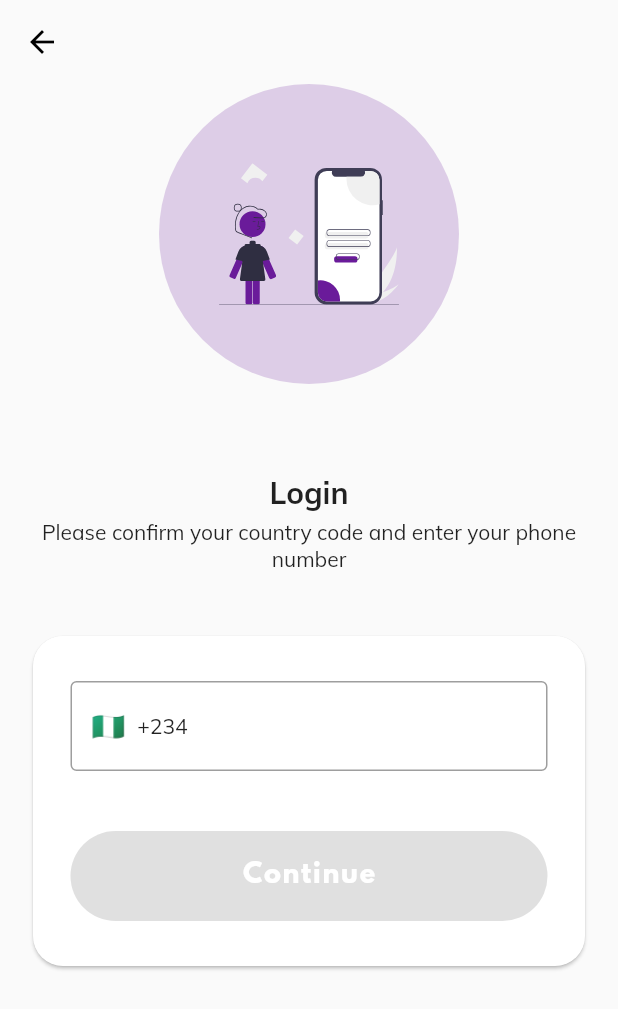
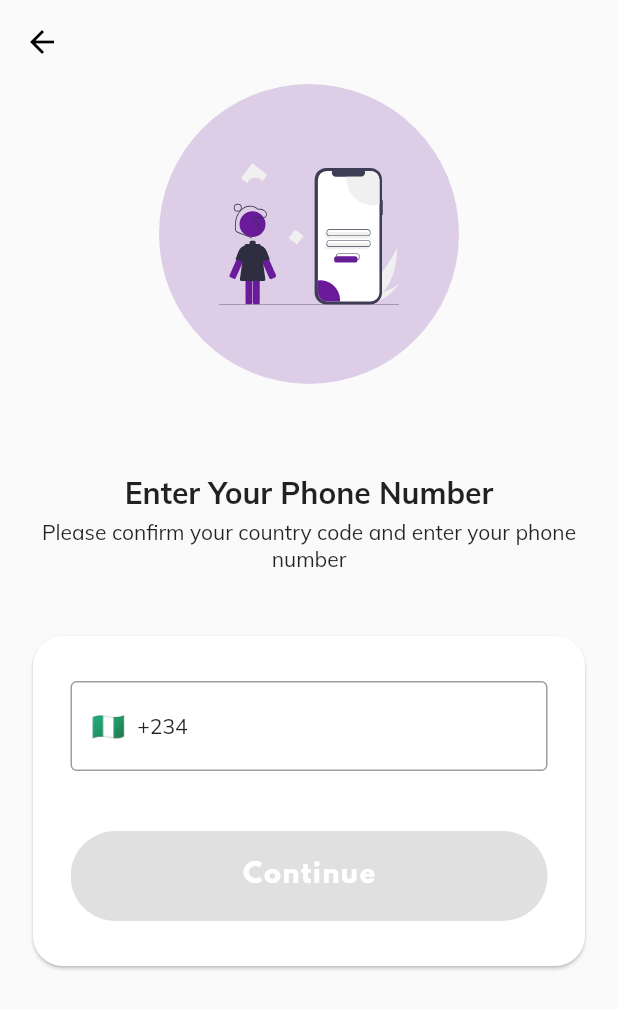
Before and after one commit to Becca-Saka/xchange-dem, a Flutter app: the AuthenticationView screen opened by its route, on a phone screen of 412 x 824 dp. Shown: the top 1009 px of the screen. Run offline on Flutter 3.47's test engine with Material 2 defaults, Android fonts, the phone set to English and light mode, and no system bars; drawn by our look-alikes of intl_phone_field; our stand-ins replace cloud_firestore, connectivity_plus, contacts_service, device_preview, fancy_shimmer_image, firebase_auth and 13 more; missing offline and left inert: agora_rtc_engine, coolicons, flutter_libphonenumber; accounts and stored records are empty; project files that could hold a hidden picture were left out.

Commit message:
authentication flow v1

```diff
--- a/lib/routes/app_pages.dart
+++ b/lib/app/routes/app_pages.dart
@@ -1,4 +1,5 @@
 import 'package:get/get.dart';
+import 'package:xchange/app/middlewares/authentication_middleware.dart';
 import 'package:xchange/barrel.dart';
 import 'package:xchange/bindings/account_binding.dart';
 import 'package:xchange/bindings/authentication_binding.dart';
@@ -11,7 +12,6 @@ import 'package:xchange/ui/authentication/verify_phone_view.dart';
 import 'package:xchange/ui/chat/chat_view.dart';
 import 'package:xchange/ui/chat/view_user.dart';
 import 'package:xchange/ui/home/home_view.dart';
-import 'package:xchange/ui/authentication/startup.dart';
 
 part 'app_routes.dart';
 
@@ -21,12 +21,11 @@ class AppPages {
   static final routes = [
     GetPage(
       name: Routes.root,
-      page: () => const StartUp(),
-    ),
-    GetPage(
-      name: Routes.onboarding,
       page: () => const OnboardingView(),
       binding: AuthenticationBinding(),
+      middlewares: [
+        AuthMiddleware(),
+      ],
     ),
 
     GetPage(
--- a/lib/controllers/authentication_controller.dart
+++ b/lib/controllers/authentication_controller.dart
@@ -1,6 +1,10 @@
+import 'dart:convert';
 import 'dart:developer';
 
+import 'package:flutter_libphonenumber/flutter_libphonenumber.dart';
+import 'package:intl_phone_field/phone_number.dart';
 import 'package:xchange/barrel.dart';
+import 'package:xchange/shared/const_dialogs.dart';
 
 class AuthenticationController extends GetxController {
   Rx<UserDetails> userDetails = Rx<UserDetails>(UserDetails());
@@ -10,7 +14,6 @@ class AuthenticationController extends GetxController {
   TextEditingController phoneController = TextEditingController();
   TextEditingController pinController = TextEditingController();
   PageController pageController = PageController();
-  GlobalKey<FormState> formKey = GlobalKey<FormState>();
   RxBool isPhoneButtonEnable = false.obs;
   RxBool isPhoneVerifyButtonEnable = false.obs;
   RxBool isProfileButtonEnable = false.obs;
@@ -18,17 +21,49 @@ class AuthenticationController extends GetxController {
   RxBool isRecoverButtonEnable = false.obs;
   RxBool loadWithAnimation = false.obs;
   late UserCredential currentUserCredentials;
-  String? phoneNumber, otp, verificationId;
+  String? phoneNumber, numberWithoutCode;
+  String? otp, verificationId;
   String countryCode = 'NG';
   int? resendToken;
   RxString path = ''.obs;
-  bool isSignUp = false;
   final ContactService _contactService = ContactService();
   RxInt timeTillResendToken = 60.obs;
   Timer? _timer;
-  navigateToPhonePage(bool signUp) {
-    isSignUp = signUp;
+  // Rx<CountryWithPhoneCode> countryPhoneCode = const CountryWithPhoneCode.us().obs;
+  @override
+  onInit() {
+    getUserFromLocalStorage();
+    super.onInit();
+  }
+
+  getUserFromLocalStorage() {
+    if (LocalStorage.userDetail.val.isNotEmpty) {
+      final userFromStorage = jsonDecode(LocalStorage.userDetail.val);
+      userDetails.value = UserDetails.fromJson(userFromStorage);
+      nameController.text = userDetails.value.userName!;
+    }
+  }
+
+  navigateToAuthenticationPage() async {
+    await _contactService.getContactPermission();
     Get.toNamed(Routes.authentication);
+  }
+
+  checkNumber() async {
+    if (numberWithoutCode != null && isPhoneButtonEnable.value) {
+      FormatPhoneResult? formatPhoneResult = await _contactService
+          .getFormattedNumber(countryCode, numberWithoutCode!);
+      if (formatPhoneResult != null) {
+        ConstDialogs.showNumberVerificationDialog(
+            number: formatPhoneResult.formattedNumber,
+            title: 'A verification code will be sent to: ',
+            onPressed: verifyPhoneNUmber);
+      } else {
+        ConstDialogs.showNumberVerificationDialog(
+            number: '$phoneNumber', title: 'Invalid number');
+        log('invalid number');
+      }
+    }
   }
 
   enablePhoneButton() {
@@ -48,7 +83,9 @@ class AuthenticationController extends GetxController {
   }
 
   Future<void> verifyPhoneNUmber() async {
-    if (isPhoneButtonEnable.value) {
+    // checkNumber();
+    log('verifyPhoneNUmber');
+
     loadWithAnimation.value = true;
     await _authenticationService.verifyPhoneNumber(phoneNumber!,
         onCodeSent: (String id, {int? token}) {
@@ -63,7 +100,6 @@ class AuthenticationController extends GetxController {
     }, onError: () {
       loadWithAnimation.value = false;
     });
-    }
   }
 
   Future<void> resendVerifyPhoneNUmber() async {
@@ -126,12 +162,16 @@ class AuthenticationController extends GetxController {
       loadWithAnimation.value = false;
       if (currentUser.user != null) {
         currentUserCredentials = currentUser;
-        if (isSignUp) {
+        final userExist = await _authenticationService.getUser();
+        if (userExist) {
+          final userFromStorage = jsonDecode(LocalStorage.userDetail.val);
+          final user =
+              UserDetails.fromJson(userFromStorage as Map<String, dynamic>);
+          nameController.text = user.userName!;
+        }
+
         pageController.nextPage(
             duration: const Duration(milliseconds: 300), curve: Curves.ease);
-        } else {
-          logInUser();
-        }
       }
     }
   }
--- a/lib/routes/app_repo.dart
+++ /dev/null
@@ -1,5 +0,0 @@
-import 'package:xchange/barrel.dart';
-
-class AppRepo {
-  static UserDetails currentUser = UserDetails();
-}
--- a/lib/services/image_service.dart
+++ b/lib/services/image_service.dart
@@ -1,5 +1,6 @@
 import 'dart:io';
 import 'package:xchange/barrel.dart';
+export 'package:image_cropper/image_cropper.dart';
 
 class ImageService extends StatelessWidget {
   final bool isSignUp;
--- a/lib/services/local_storage_service.dart
+++ b/lib/services/local_storage_service.dart
@@ -3,8 +3,12 @@ import 'package:get_storage/get_storage.dart';
 class LocalStorage {
   static GetStorage _box() => GetStorage('userProfile');
   static final userDetail = ReadWriteValue('userDetails', '', _box);
+  static final authenticationStarted = ReadWriteValue<bool>('auth', false, _box);
+  static final userLoggedIn = ReadWriteValue<bool>('loggedIn', false, _box);
 
   static Future<void> clearBoxes() async {
     userDetail.val = '';
+    authenticationStarted.val = false;
+    userLoggedIn.val = false;
   }
 }
--- a/lib/shared/const_widget.dart
+++ b/lib/shared/const_widget.dart
@@ -113,22 +113,27 @@ Widget authButtons(
   bool loadAnimation = false,
 }) {
   return AnimatedSwitcher(
-    duration: const Duration(milliseconds: 500),
+    duration: const Duration(milliseconds: 200),
     transitionBuilder: (Widget child, Animation<double> animation) {
-      return ScaleTransition(
-        child: child,
-        scale: animation,
+      return SizeTransition(
+        child: child, sizeFactor: animation,
+        axis: Axis.horizontal,
       );
     },
     child: loadAnimation
         ? Container(
+            height: height,
+            width: height,
             decoration: BoxDecoration(
                 borderRadius: BorderRadius.circular(30), color: appColor),
-            child: Padding(
-              padding: const EdgeInsets.all(8.0),
+            child: Transform.scale(
+              scale: height * 0.015,
               child: CircularProgressIndicator(
-                  backgroundColor: appColor,
-                  valueColor: const AlwaysStoppedAnimation<Color>(Colors.white)),
+                  backgroundColor: Colors.white.withOpacity(0.5),
+                  color: Colors.orange,
+                  strokeWidth: 10,
+                  valueColor:
+                      const AlwaysStoppedAnimation<Color>(Colors.white)),
             ),
           )
         : SizedBox(
--- a/lib/ui/authentication/authentication_view.dart
+++ b/lib/ui/authentication/authentication_view.dart
@@ -14,11 +14,10 @@ class AuthenticationView extends GetView<AuthenticationController> {
       body: SafeArea(
         child: PageView(
           controller: controller.pageController,
-          physics: NeverScrollableScrollPhysics(),
-          children: [
+          physics: const NeverScrollableScrollPhysics(),
+          children: const [
             PhoneSignUp(),
             VerifyPhoneView(),
-            ContactView(),
             UserInfoView(),
 
           ],
--- a/lib/ui/authentication/phone_signup_view.dart
+++ b/lib/ui/authentication/phone_signup_view.dart
@@ -1,4 +1,8 @@
-import 'package:coolicons/coolicons.dart';
+import 'dart:developer';
+
+import 'package:flutter/services.dart';
+import 'package:flutter_libphonenumber/flutter_libphonenumber.dart';
+import 'package:intl_phone_field/countries.dart';
 import 'package:xchange/barrel.dart';
 import 'package:intl_phone_field/intl_phone_field.dart';
 
@@ -38,9 +42,9 @@ class PhoneSignUp extends GetView<AuthenticationController> {
                                 width: isSmall ? 60 : 120,
                                 fit: BoxFit.contain))),
                     SizedBox(height: isSmall ? 35 : 60),
-                    Text(controller.isSignUp ? 'Registration' : 'Login',
+                    const Text('Enter Your Phone Number',
                         textAlign: TextAlign.center,
-                        style: const TextStyle(
+                        style: TextStyle(
                             fontSize: 20, fontWeight: FontWeight.w700)),
                     const SizedBox(height: 5),
                     const Text(
@@ -72,17 +76,26 @@ class PhoneSignUp extends GetView<AuthenticationController> {
                                     borderSide: BorderSide(),
                                   ),
                                 ),
+                                inputFormatters: [
+                                  LengthLimitingTextInputFormatter(18)
+                                ],
                                 initialCountryCode: controller.countryCode,
                                 onChanged: (phone) {
+                                  // log('phone $phone');
                                   controller.enablePhoneButton();
                                   controller.phoneNumber = phone.completeNumber;
                                   controller.countryCode = phone.countryISOCode;
+                                  controller.numberWithoutCode = phone.number;
                                 },
-                                onSubmitted: (val)=> controller.verifyPhoneNUmber(),
+                                onCountryChanged: (Country country) {
+                                  controller.countryCode = country.code;
+                                },
+                                onSubmitted: (val) =>
+                                    controller.checkNumber(),
                               ),
                               const SizedBox(height: 40),
                               authButtons('Continue',
-                                  onTap: controller.verifyPhoneNUmber,
+                                  onTap: controller.checkNumber,
                                   isButtonEnabled:
                                       controller.isPhoneButtonEnable.value,
                                   loadAnimation:
```
Also changed, not shown: lib/app/middlewares/authentication_middleware.dart (added, +16 -0 lines), lib/barrel.dart (+3 -5 lines), lib/main.dart (+5 -4 lines), lib/services/authentication_service.dart (+16 -7 lines), lib/services/contact_service.dart (+25 -4 lines), lib/shared/const_dialogs.dart (added, +79 -0 lines), lib/ui/authentication/onbarding_view.dart (+8 -20 lines), lib/ui/authentication/startup.dart (deleted, +0 -41 lines), lib/app/routes/app_routes.dart (renamed from lib/routes/app_routes.dart), lib/services/number_parser.dart (added), 1 other file. Lines whose indentation alone changed are shown as unchanged.
